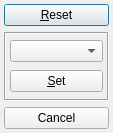
Before: the Qt Designer form src/PriorityDialog.ui in flowexpert/charon, drawn with Qt 5.
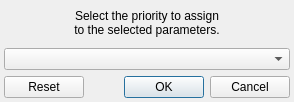
After: the same form once the commit is applied. Custom widgets are drawn as their Qt base class.

Commit message: reworked object inspector layout

The edit to the form file:
```diff
--- a/src/PriorityDialog.ui
+++ b/src/PriorityDialog.ui
@@ -9,8 +9,8 @@
    <rect>
     <x>0</x>
     <y>0</y>
-    <width>113</width>
-    <height>133</height>
+    <width>294</width>
+    <height>102</height>
    </rect>
   </property>
   <property name="windowTitle">
@@ -21,41 +21,22 @@
     <number>4</number>
    </property>
    <item>
-    <widget class="QPushButton" name="resetButton">
+    <widget class="QLabel" name="description">
      <property name="text">
-      <string>&amp;Reset</string>
+      <string>Select the priority to assign&lt;br&gt;to the selected parameters.</string>
      </property>
+     <property name="alignment">
+      <set>Qt::AlignCenter</set>
+     </property>
     </widget>
    </item>
    <item>
-    <widget class="QFrame" name="frame">
-     <property name="frameShape">
-      <enum>QFrame::Box</enum>
-     </property>
-     <property name="frameShadow">
-      <enum>QFrame::Sunken</enum>
-     </property>
-     <layout class="QVBoxLayout" name="setLayout">
-      <property name="margin">
-       <number>4</number>
-      </property>
-      <item>
-       <widget class="PriorityBox" name="priorityBox"/>
-      </item>
-      <item>
-       <widget class="QPushButton" name="setButton">
-        <property name="text">
-         <string>&amp;Set</string>
-        </property>
-       </widget>
-      </item>
-     </layout>
-    </widget>
+    <widget class="PriorityBox" name="priorityBox"/>
    </item>
    <item>
-    <widget class="QPushButton" name="cancelButton">
-     <property name="text">
-      <string>Cancel</string>
+    <widget class="QDialogButtonBox" name="buttonBox">
+     <property name="standardButtons">
+      <set>QDialogButtonBox::Cancel|QDialogButtonBox::Ok|QDialogButtonBox::Reset</set>
      </property>
     </widget>
    </item>
```
Left out of the diff: 39 changed lines with no effect on the pictures. The commit also changes 9 other files.
